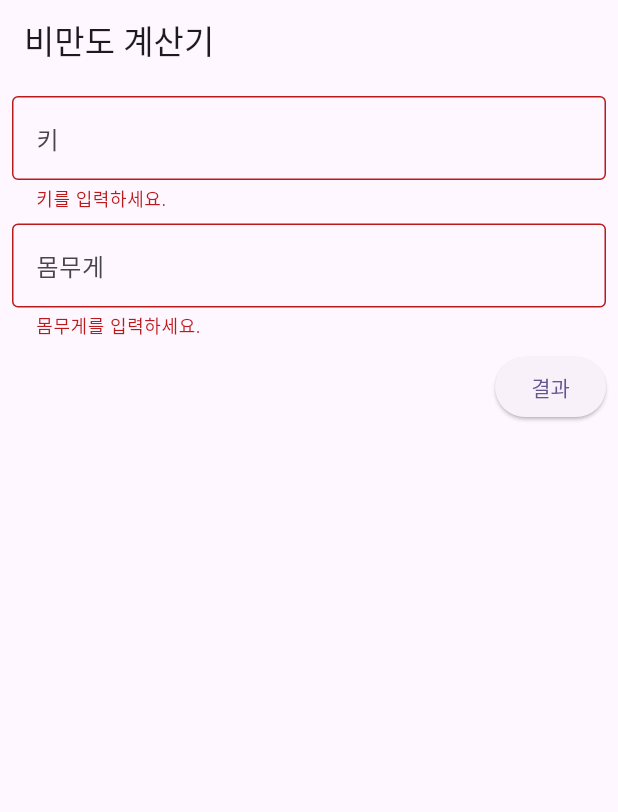
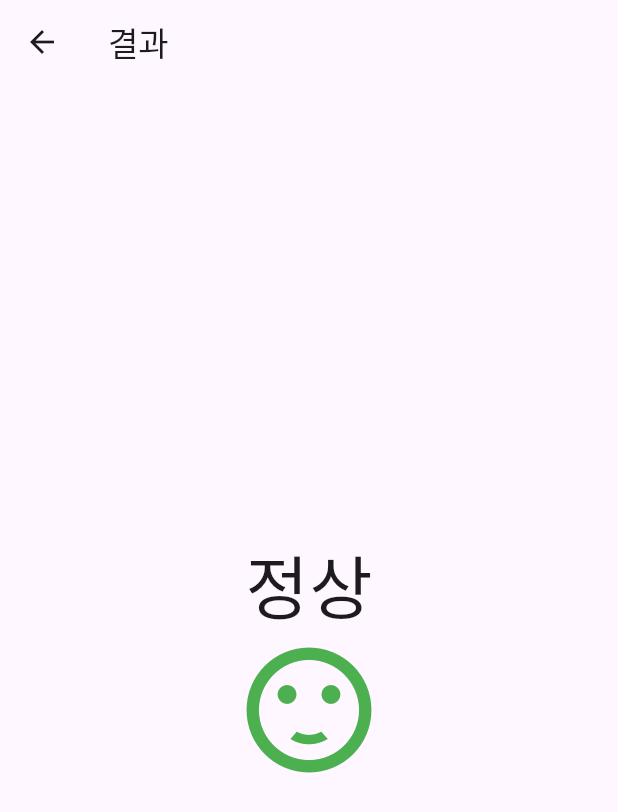
Before and after one commit to hwangtaewook/flutter_bmi_calculator, a Flutter app: the screen it shows after launch, after a tap on "결과", on a phone screen of 412 x 824 dp. Shown: the top 812 px of the screen. Run offline on Flutter 3.47's test engine with Material 3 defaults, Android fonts, the phone set to English and light mode, and no system bars.

Commit message:
feat : 결과화면 작성

```diff
--- a/lib/main/main_screen.dart
+++ b/lib/main/main_screen.dart
@@ -1,4 +1,5 @@
 import 'package:flutter/material.dart';
+import 'package:flutter_bmi_calculator/result/result_screen.dart';
 
 class MainScreen extends StatefulWidget {
   const MainScreen({super.key});
@@ -53,7 +54,18 @@ class _MainScreenState extends State<MainScreen> {
               const SizedBox(height: 8),
               ElevatedButton(
                 onPressed: () {
-                  if (_formKey.currentState?.validate() ?? false) {}
+                  if (_formKey.currentState?.validate() ?? false) {
+                    return;
+                  }
+                  Navigator.push(
+                    context,
+                    MaterialPageRoute(
+                      builder: (context) => const ResultScreen(
+                        height: 180,
+                        weight: 80,
+                      ),
+                    ),
+                  );
                 },
                 child: const Text('결과'),
               )
--- /dev/null
+++ b/lib/result/result_screen.dart
@@ -0,0 +1,36 @@
+import 'package:flutter/material.dart';
+
+class ResultScreen extends StatelessWidget {
+  final double height;
+  final double weight;
+  const ResultScreen({
+    super.key,
+    required this.height,
+    required this.weight,
+  });
+
+  @override
+  Widget build(BuildContext context) {
+    return Scaffold(
+      appBar: AppBar(
+        title: const Text('결과'),
+      ),
+      body: const Center(
+        child: Column(
+          mainAxisAlignment: MainAxisAlignment.center,
+          children: [
+            Text(
+              '정상',
+              style: TextStyle(fontSize: 46),
+            ),
+            Icon(
+              Icons.sentiment_satisfied,
+              color: Colors.green,
+              size: 100,
+            ),
+          ],
+        ),
+      ),
+    );
+  }
+}
```
